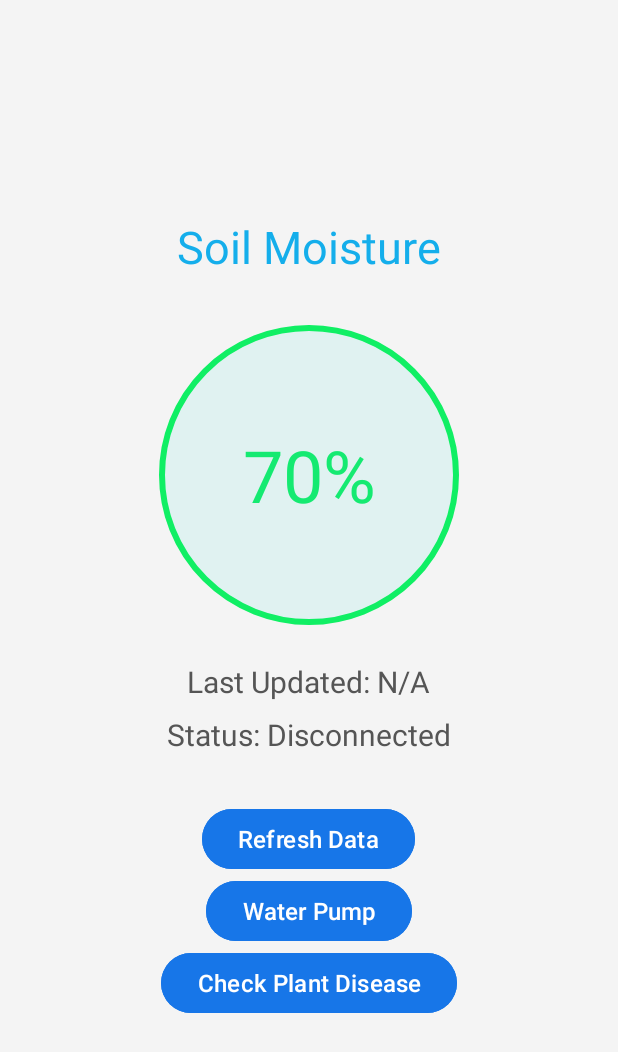
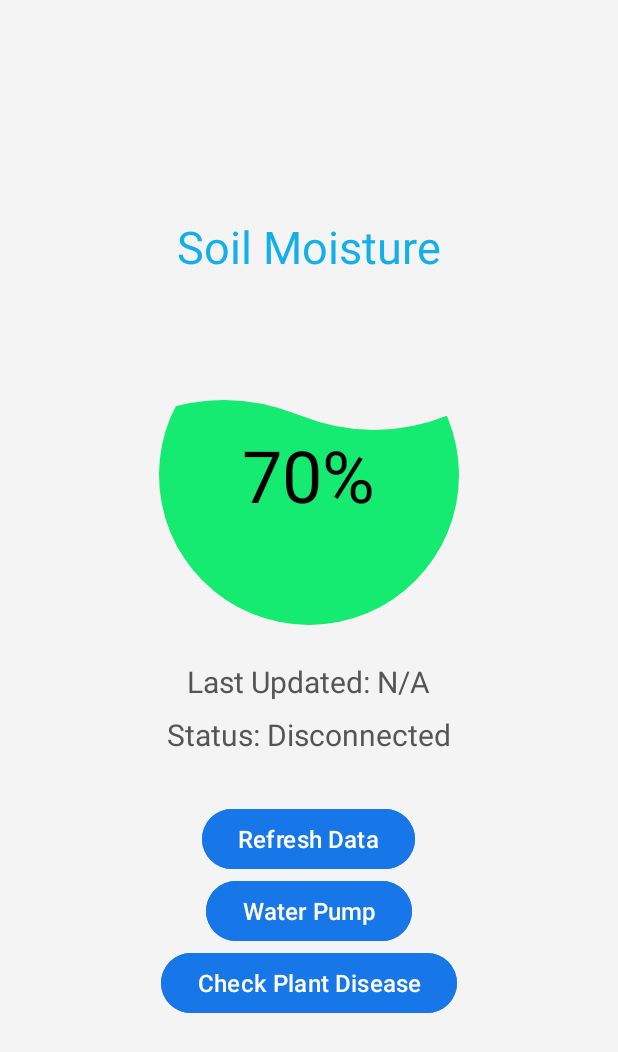
Before and after one commit to a519toandnn/PlantsApp, an Android app: the screen it shows after launch (MainActivity), on a phone screen of 412 x 824 dp. Shown: the top 1052 px of the screen. Run offline under Robolectric (Android 15) with nearby library versions, the phone set to English and light mode, and no system bars; libraries missing offline, so code that uses them is left out: io.socket.client; 4 statements that could not run were skipped.

```diff
--- a/app/build.gradle.kts
+++ b/app/build.gradle.kts
@@ -35,7 +35,7 @@ android {
 }
 
 dependencies {
-
+    implementation (libs.circleimageview)
     implementation(libs.appcompat)
     implementation(libs.material)
     implementation(libs.activity)
--- a/app/src/main/java/com/midterm/plantsapp/MainActivity.java
+++ b/app/src/main/java/com/midterm/plantsapp/MainActivity.java
@@ -8,8 +8,10 @@ import android.content.pm.PackageManager;
 import android.os.Build;
 import android.os.Bundle;
 import android.view.View;
+import android.widget.TextView;
 
 import androidx.annotation.RequiresApi;
+import androidx.appcompat.app.ActionBar;
 import androidx.appcompat.app.AppCompatActivity;
 import androidx.core.app.ActivityCompat;
 import androidx.core.app.NotificationCompat;
@@ -34,6 +36,9 @@ public class MainActivity extends AppCompatActivity {
     private static final String CHANNEL_ID = "Humidity Alert";
     private static final String SERVER_URL = "http://192.168.0.1:5000";
     private boolean isPumpOn = false;
+    private WaveView waveView;
+    private TextView moisturePercentage;
+    ActionBar actionBar;
 
     @Override
     protected void onCreate(Bundle savedInstanceState) {
@@ -59,6 +64,17 @@ public class MainActivity extends AppCompatActivity {
                 startActivity(intent);
             }
         });
+
+        waveView = findViewById(R.id.waveView);
+        moisturePercentage = findViewById(R.id.moisture_percentage);
+
+        // Lấy giá trị phần trăm từ TextView
+        String percentageText = moisturePercentage.getText().toString().replace("%", "");
+        int percentage = Integer.parseInt(percentageText);
+
+        // Cập nhật phần trăm cho WaveView
+        waveView.setPercentage(percentage);
+
         try {
             socket = IO.socket(SERVER_URL);
             socket.connect();
--- a/app/src/main/java/com/midterm/plantsapp/WaveView.java
+++ b/app/src/main/java/com/midterm/plantsapp/WaveView.java
@@ -6,11 +6,10 @@ import android.graphics.Paint;
 import android.graphics.Path;
 import android.graphics.PorterDuff;
 import android.graphics.PorterDuffXfermode;
-import android.graphics.RectF;
 import android.util.AttributeSet;
 import android.view.View;
 
-public class    WaveView extends View {
+public class WaveView extends View {
     private Paint wavePaint;
     private Path wavePath;
     private int percentage = 0;  // Phần trăm độ ẩm
@@ -25,7 +24,7 @@ public class    WaveView extends View {
         wavePaint = new Paint();
         wavePaint.setColor(0xFF15EA71);  // Màu sóng
         wavePaint.setStyle(Paint.Style.FILL);
-        wavePaint.setXfermode(new PorterDuffXfermode(PorterDuff.Mode.SRC_IN)); // Vẽ sóng chỉ bên trong hình tròn
+        wavePaint.setXfermode(new PorterDuffXfermode(PorterDuff.Mode.SRC_IN));  // Vẽ sóng chỉ bên trong hình tròn
         wavePath = new Path();
 
         // Tạo một Runnable để làm sóng di chuyển
@@ -59,9 +58,16 @@ public class    WaveView extends View {
         float waveHeight = height * (1 - percentage / 100f);  // Chiều cao sóng dựa vào phần trăm
 
         // Tạo một hình tròn để cắt sóng
-        RectF rectF = new RectF(0, 0, width, height);
+        float radius = Math.min(width, height) / 2;  // Bán kính của hình tròn
+        float centerX = width / 2;
+        float centerY = height / 2;
+
+        // Tạo path cho hình tròn
+        Path circlePath = new Path();
+        circlePath.addCircle(centerX, centerY, radius, Path.Direction.CCW);
+
         canvas.save();
-        canvas.clipRect(rectF); // Chỉ cho phép vẽ trong khu vực của hình tròn
+        canvas.clipPath(circlePath);  // Chỉ cho phép vẽ trong khu vực của hình tròn
 
         // Vẽ sóng
         wavePath.reset();
--- a/app/src/main/res/layout/activity_main.xml
+++ b/app/src/main/res/layout/activity_main.xml
@@ -16,16 +16,28 @@
         android:textColor="#14aeeb"
         />
 
-    <TextView
-        android:id="@+id/moisture_percentage"
+    <FrameLayout
         android:layout_width="200dp"
         android:layout_height="200dp"
         android:layout_marginTop="32dp"
-        android:gravity="center"
-        android:background="@drawable/circular_background"
-        android:text="70%"
-        android:textSize="48sp"
-        android:textColor="#15ea71" />
+        android:clipChildren="true"
+        android:clipToPadding="true">
+
+        <com.midterm.plantsapp.WaveView
+            android:id="@+id/waveView"
+            android:layout_width="match_parent"
+            android:layout_height="match_parent" />
+
+        <TextView
+            android:id="@+id/moisture_percentage"
+            android:layout_width="wrap_content"
+            android:layout_height="wrap_content"
+            android:layout_gravity="center"
+            android:text="70%"
+            android:textSize="48sp"
+            android:textColor="#000000" />
+    </FrameLayout>
+
 
     <TextView
         android:id="@+id/last_updated"
--- a/gradle/libs.versions.toml
+++ b/gradle/libs.versions.toml
@@ -1,5 +1,6 @@
 [versions]
 agp = "8.5.2"
+circleimageview = "3.1.0"
 gson = "2.10.1"
 gsonVersion = "2.8.9"
 junit = "4.13.2"
@@ -13,6 +14,7 @@ okhttp = "4.9.3"
 socketIoClient = "2.0.0"
 
 [libraries]
+circleimageview = { module = "de.hdodenhof:circleimageview", version.ref = "circleimageview" }
 gson = { module = "com.google.code.gson:gson", version.ref = "gson" }
 gson-v289 = { module = "com.google.code.gson:gson", version.ref = "gsonVersion" }
 junit = { group = "junit", name = "junit", version.ref = "junit" }
```
